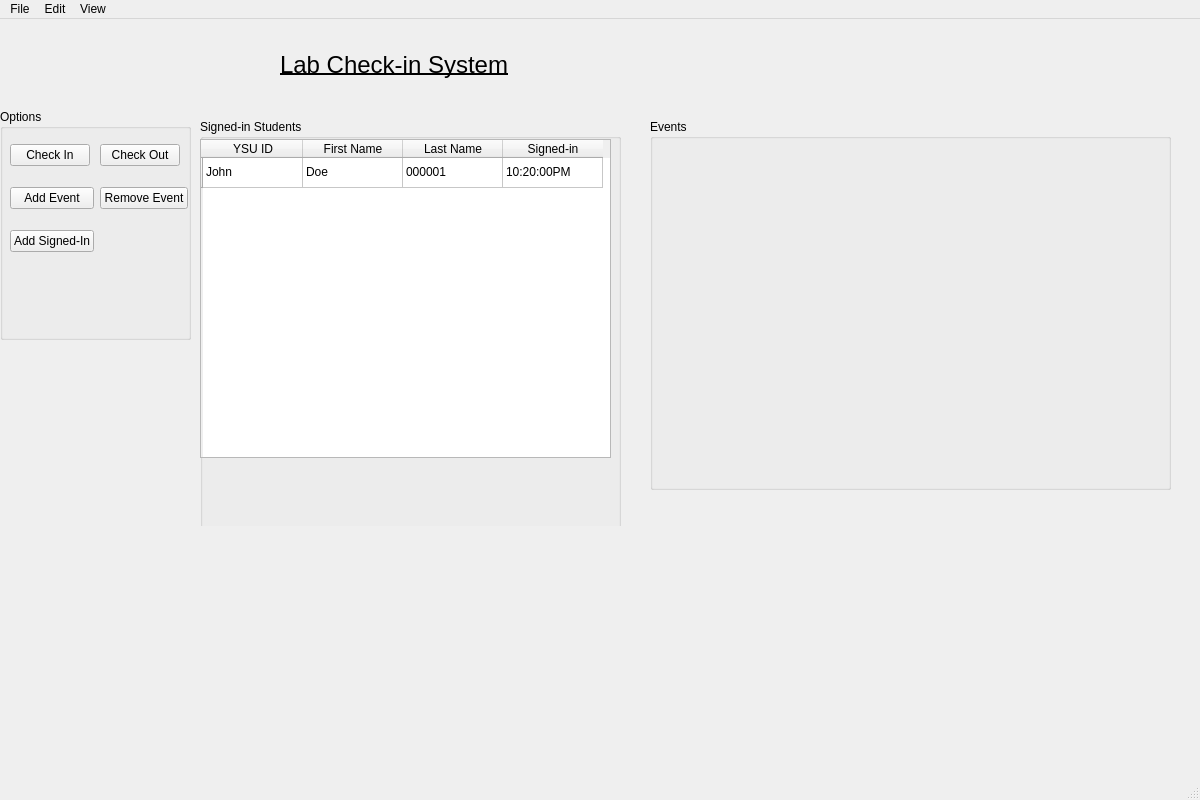
This is Lab-Check-in-System/homepageview.ui in calebkrlich/Computer-Lab-Check-in-System as Qt 5 draws it before an edit. The edited form follows.
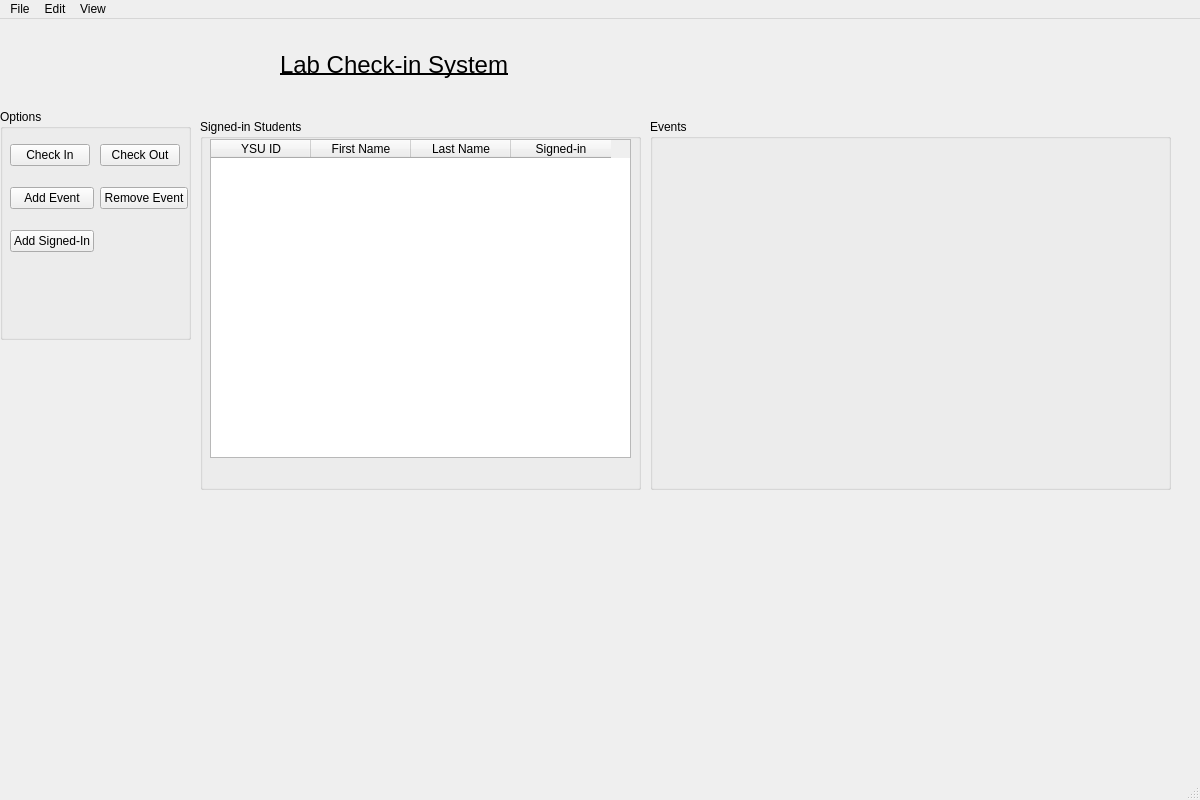
This is the edited form. Icons and pictures are not drawn.

The edit to the form file:
```diff
--- a/Lab-Check-in-System/homepageview.ui
+++ b/Lab-Check-in-System/homepageview.ui
@@ -52,8 +52,8 @@
      <rect>
       <x>200</x>
       <y>100</y>
-      <width>421</width>
-      <height>411</height>
+      <width>441</width>
+      <height>371</height>
      </rect>
     </property>
     <property name="title">
@@ -62,17 +62,12 @@
     <widget class="QTableWidget" name="tableWidget">
      <property name="geometry">
       <rect>
-       <x>0</x>
+       <x>10</x>
        <y>20</y>
-       <width>411</width>
+       <width>421</width>
        <height>319</height>
       </rect>
      </property>
-     <row>
-      <property name="text">
-       <string/>
-      </property>
-     </row>
      <column>
       <property name="text">
        <string>YSU ID</string>
@@ -93,26 +88,6 @@
        <string>Signed-in</string>
       </property>
      </column>
-     <item row="0" column="0">
-      <property name="text">
-       <string>John</string>
-      </property>
-     </item>
-     <item row="0" column="1">
-      <property name="text">
-       <string>Doe</string>
-      </property>
-     </item>
-     <item row="0" column="2">
-      <property name="text">
-       <string>000001</string>
-      </property>
-     </item>
-     <item row="0" column="3">
-      <property name="text">
-       <string>10:20:00PM</string>
-      </property>
-     </item>
     </widget>
    </widget>
    <widget class="QGroupBox" name="groupBox_2">
```
Left out of the diff: 3 changed lines with no effect on the pictures.
